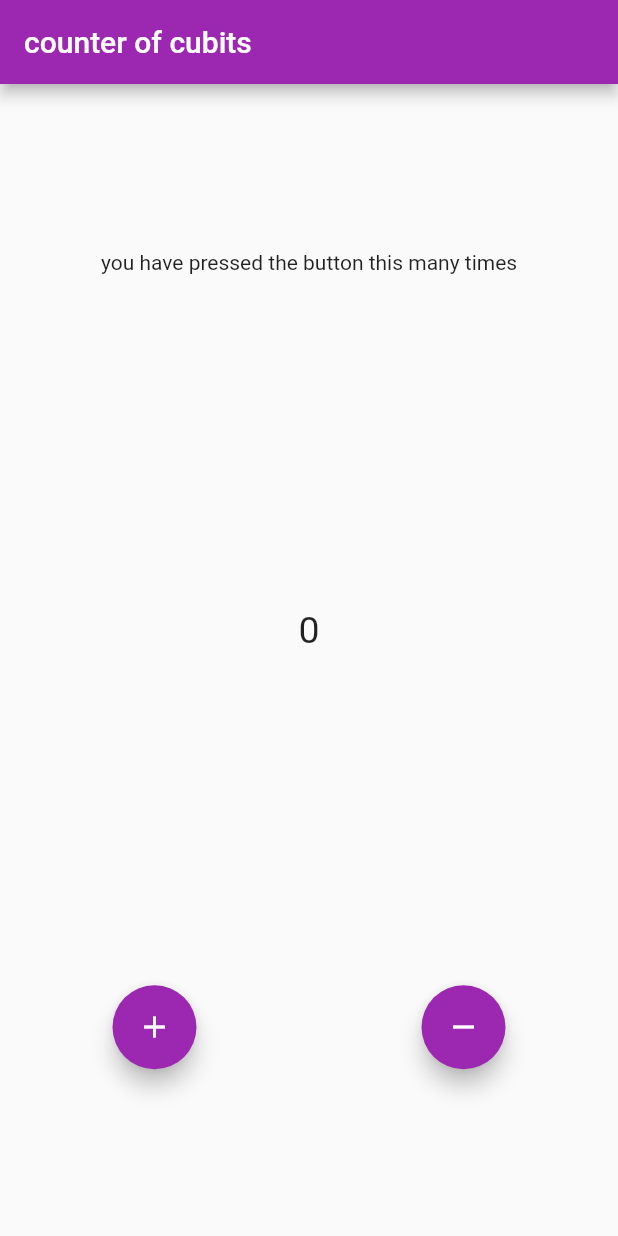
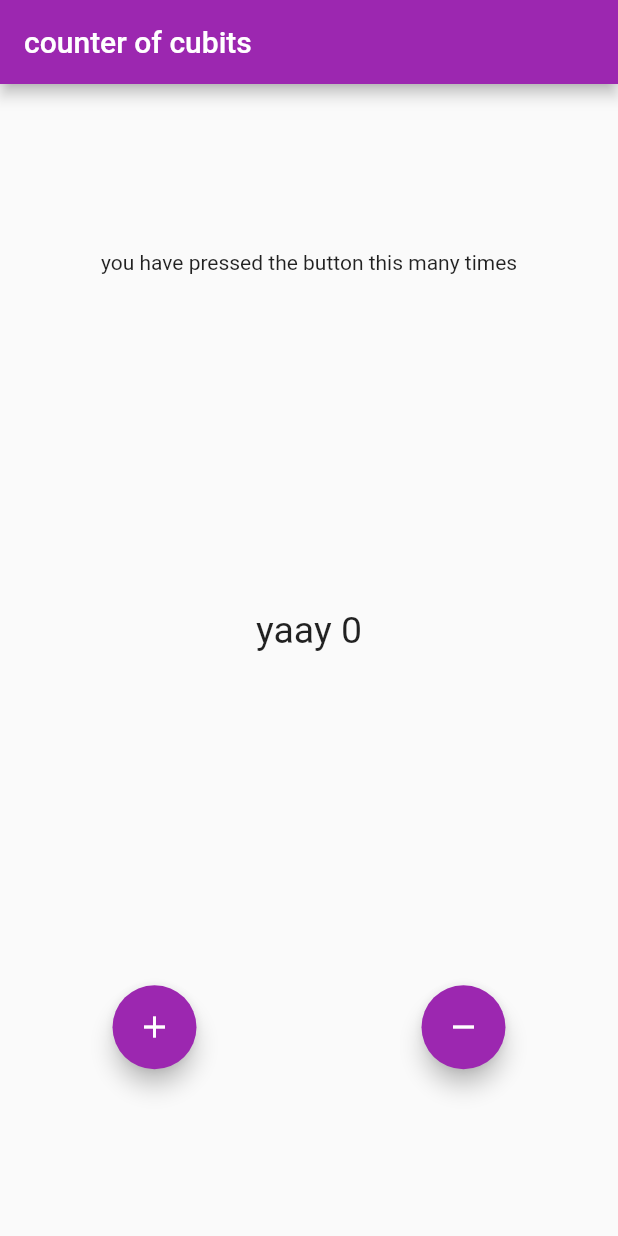
Before and after one commit to mxm5/bloc_from_start, a Flutter app: the screen it shows after launch, on a phone screen of 412 x 824 dp. Run offline on Flutter 3.47's test engine with Material 2 defaults, Android fonts, the phone set to English and light mode, and no system bars; our stand-ins replace bloc, equatable, flutter_bloc.

Commit message:
11 created a conditional blocbuilder

```diff
--- a/lib/home_page.dart
+++ b/lib/home_page.dart
@@ -15,10 +15,9 @@ class HomePage extends StatelessWidget {
         children: [
           Text('you have pressed the button this many times'),
           BlocBuilder<CounterCubit, CounterState>(
-            // cubit: context.read<CounterCubit>(),
             builder: (context, state) {
-              return Text('${state.counterValue}',
-                  style: TextStyle(fontSize: 25));
+              final count = state.counterValue;
+              return showMessage(count);
             },
           ),
           Row(
@@ -45,3 +44,43 @@ class HomePage extends StatelessWidget {
     );
   }
 }
+
+Message showMessage(int count) {
+  if (count < 0) {
+    return Message(
+      title: ' nah negative $count ',
+    );
+  }
+  if (count % 2 == 0) {
+    return Message(
+      title: ' yaay $count ',
+    );
+  }
+  if (count == 5) {
+    return Message(
+      title: ' hmm the quinta $count',
+    );
+  } else {
+    return Message(
+      title: '$count',
+    );
+  }
+}
+
+class Message extends StatelessWidget {
+  final String title;
+  const Message({
+    Key key,
+    this.title,
+  }) : super(key: key);
+
+  @override
+  Widget build(BuildContext context) {
+    return Text(
+      title,
+      style: TextStyle(
+        fontSize: 25,
+      ),
+    );
+  }
+}
```
